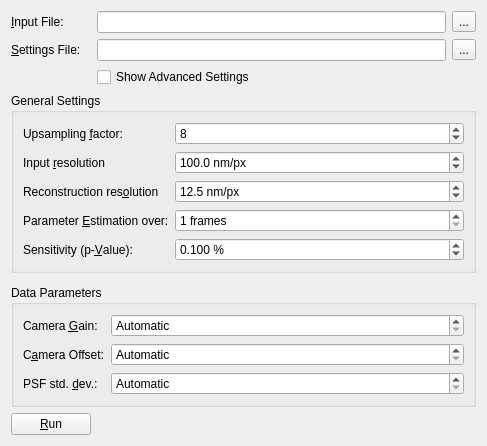
ukoethe/simple-STORM, file gui/inputwidget.ui: the form before one commit.
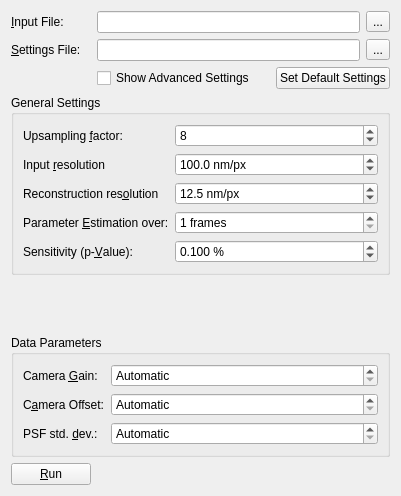
The form after the commit. Custom widgets are drawn as their Qt base class.

Commit message: Implemented option to set default parameter without recompiling it, the default setting file will be saved in the roaming folder on windows or in the current directory under Linux

The edit to the form file:
```diff
--- a/gui/inputwidget.ui
+++ b/gui/inputwidget.ui
@@ -6,8 +6,8 @@
    <rect>
     <x>0</x>
     <y>0</y>
-    <width>487</width>
-    <height>438</height>
+    <width>401</width>
+    <height>496</height>
    </rect>
   </property>
   <property name="windowTitle">
@@ -65,14 +65,7 @@
      </item>
     </layout>
    </item>
-   <item row="2" column="1">
-    <widget class="QCheckBox" name="chk_advancedSettings">
-     <property name="text">
-      <string>Show Advanced Settings</string>
-     </property>
-    </widget>
-   </item>
-   <item row="3" column="0" colspan="2">
+   <item row="7" column="0" colspan="2">
     <widget class="QGroupBox" name="grp_general">
      <property name="sizePolicy">
       <sizepolicy hsizetype="Expanding" vsizetype="Preferred">
@@ -259,10 +252,10 @@
      </layout>
     </widget>
    </item>
-   <item row="4" column="0" colspan="2">
+   <item row="8" column="0" colspan="2">
     <widget class="QStackedWidget" name="stck_advancedSettings"/>
    </item>
-   <item row="5" column="0" colspan="2">
+   <item row="9" column="0" colspan="2">
     <widget class="QGroupBox" name="grp_data">
      <property name="title">
       <string>Data Parameters</string>
@@ -361,7 +354,7 @@
      </layout>
     </widget>
    </item>
-   <item row="6" column="0">
+   <item row="10" column="0">
     <widget class="QPushButton" name="btn_run">
      <property name="sizePolicy">
       <sizepolicy hsizetype="Expanding" vsizetype="Fixed">
@@ -374,6 +367,43 @@
      </property>
     </widget>
    </item>
+   <item row="2" column="1">
+    <layout class="QHBoxLayout" name="horizontalLayout_3">
+     <property name="topMargin">
+      <number>0</number>
+     </property>
+     <property name="rightMargin">
+      <number>0</number>
+     </property>
+     <item>
+      <widget class="QCheckBox" name="chk_advancedSettings">
+       <property name="text">
+        <string>Show Advanced Settings</string>
+       </property>
+      </widget>
+     </item>
+     <item>
+      <spacer name="horizontalSpacer">
+       <property name="orientation">
+        <enum>Qt::Horizontal</enum>
+       </property>
+       <property name="sizeHint" stdset="0">
+        <size>
+         <width>40</width>
+         <height>20</height>
+        </size>
+       </property>
+      </spacer>
+     </item>
+     <item>
+      <widget class="QPushButton" name="btn_options">
+       <property name="text">
+        <string>Set Default Settings</string>
+       </property>
+      </widget>
+     </item>
+    </layout>
+   </item>
   </layout>
  </widget>
  <customwidgets>
```
The commit also changes 23 other files.
